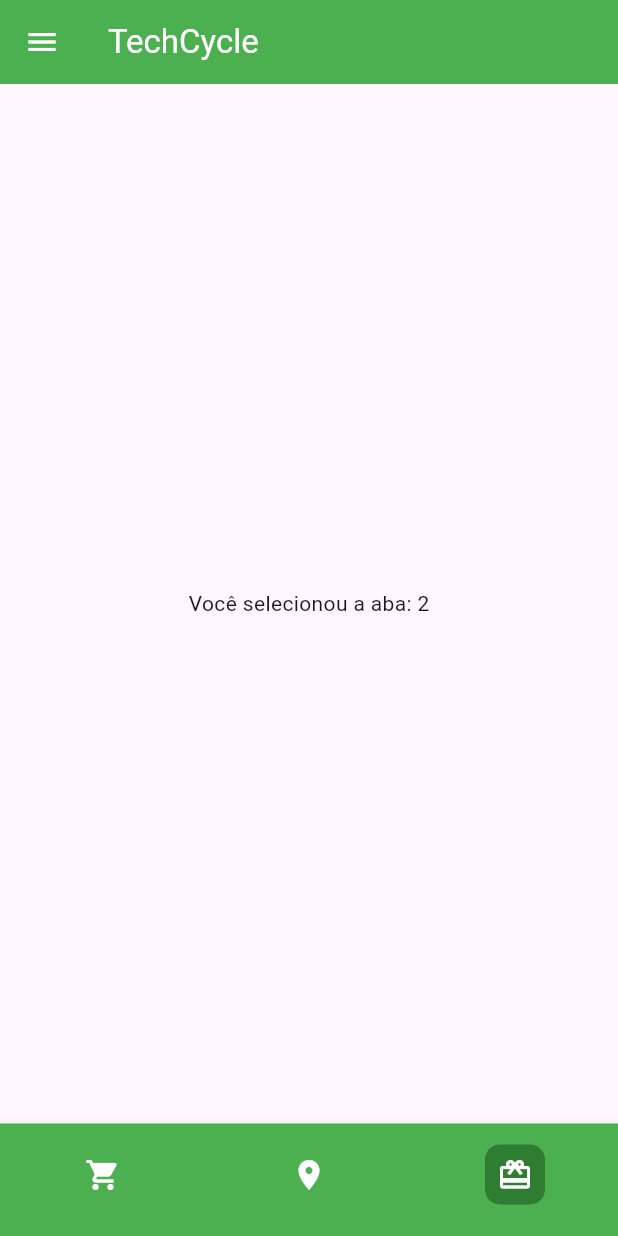
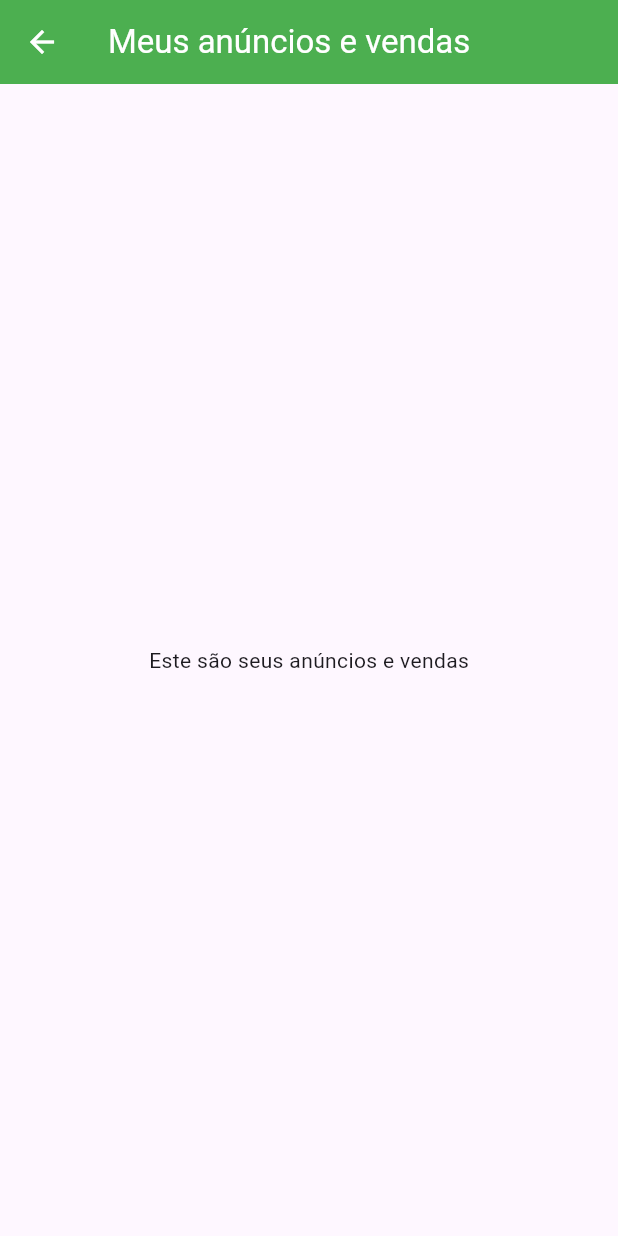
Before and after one commit to JonasHenriqueDev/TechCycle, a Flutter app: the screen it shows after launch, in the side drawer, after a tap on "Meus anúncios e vendas", on a phone screen of 412 x 824 dp. Run offline on Flutter 3.47's test engine with Material 3 defaults, Android fonts, the phone set to English and light mode, and no system bars; generated files the repository leaves out were written again.

Commit message:
criacao da pagina 'Meus anuncions e vendas'

```diff
--- /dev/null
+++ b/lib/src/view/AdvertsPage.dart
@@ -0,0 +1,20 @@
+import 'package:flutter/material.dart';
+
+class AdvertsPage extends StatelessWidget {
+  @override
+  Widget build(BuildContext context) {
+    return Scaffold(
+      appBar: AppBar(
+        title: Text(
+          'Meus anúncios e vendas',
+          style: TextStyle(color: Colors.white),
+        ),
+        backgroundColor: Colors.green,
+        iconTheme: IconThemeData(color: Colors.white),
+      ),
+      body: Center(
+        child: Text('Este são seus anúncios e vendas'),
+      ),
+    );
+  }
+}
--- a/lib/src/view/HomePage.dart
+++ b/lib/src/view/HomePage.dart
@@ -2,6 +2,7 @@ import 'package:flutter/material.dart';
 import 'MyApp.dart';
 import 'ProfilePage.dart';
 import 'DiscardsPage.dart';
+import 'AdvertsPage.dart';
 
 class HomeScreen extends StatefulWidget {
   @override
@@ -74,8 +75,8 @@ class _HomeScreenState extends State<HomeScreen> {
               leading: Icon(Icons.card_giftcard),
               title: Text('Meus anúncios e vendas'),
               onTap: () {
-                _onItemTapped(2);
                 Navigator.pop(context);
+                _navigateToPage(AdvertsPage());
               },
             ),
             ListTile(
```
